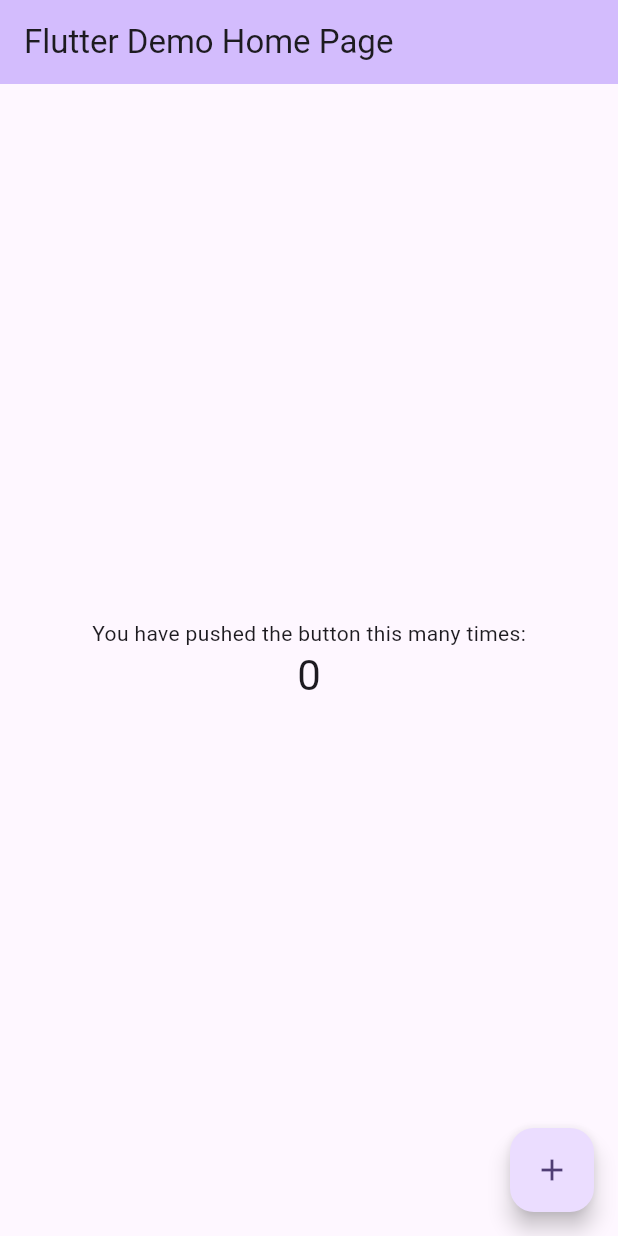
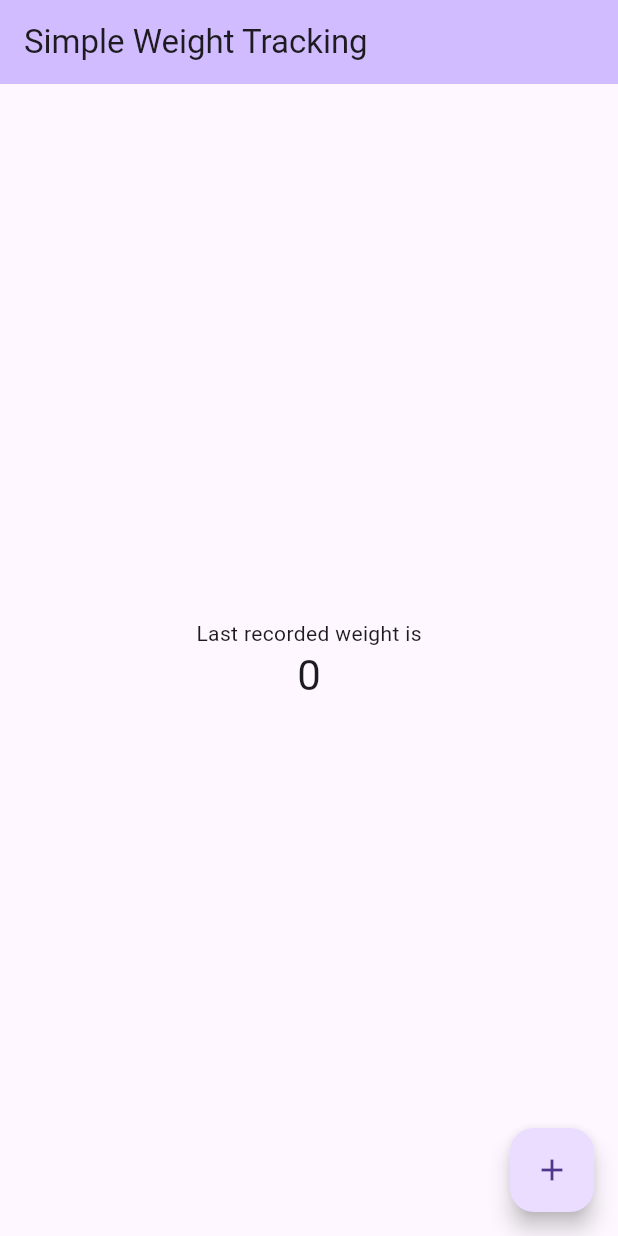
Before and after one commit to abdualdeen/Simply_Weight_App, a Flutter app: the screen it shows after launch, on a phone screen of 412 x 824 dp. Run offline on Flutter 3.47's test engine with Material 3 defaults, Android fonts, the phone set to English and light mode, and no system bars.

Commit message:
built layout for homepage

```diff
--- a/lib/main.dart
+++ b/lib/main.dart
@@ -11,27 +11,11 @@ class MyApp extends StatelessWidget {
   @override
   Widget build(BuildContext context) {
     return MaterialApp(
-      title: 'Flutter Demo',
+      title: 'Simple Weight Tracking',
       theme: ThemeData(
-        // This is the theme of your application.
-        //
-        // TRY THIS: Try running your application with "flutter run". You'll see
-        // the application has a purple toolbar. Then, without quitting the app,
-        // try changing the seedColor in the colorScheme below to Colors.green
-        // and then invoke "hot reload" (save your changes or press the "hot
-        // reload" button in a Flutter-supported IDE, or press "r" if you used
-        // the command line to start the app).
-        //
-        // Notice that the counter didn't reset back to zero; the application
-        // state is not lost during the reload. To reset the state, use hot
-        // restart instead.
-        //
-        // This works for code too, not just values: Most code changes can be
-        // tested with just a hot reload.
-        colorScheme: ColorScheme.fromSeed(seedColor: Colors.deepPurple),
         useMaterial3: true,
       ),
-      home: const MyHomePage(title: 'Flutter Demo Home Page'),
+      home: const MyHomePage(title: 'Simple Weight Tracking'),
     );
   }
 }
@@ -106,7 +90,7 @@ class _MyHomePageState extends State<MyHomePage> {
           mainAxisAlignment: MainAxisAlignment.center,
           children: <Widget>[
             const Text(
-              'You have pushed the button this many times:',
+              'Last recorded weight is',
             ),
             Text(
               '$_counter',
```
